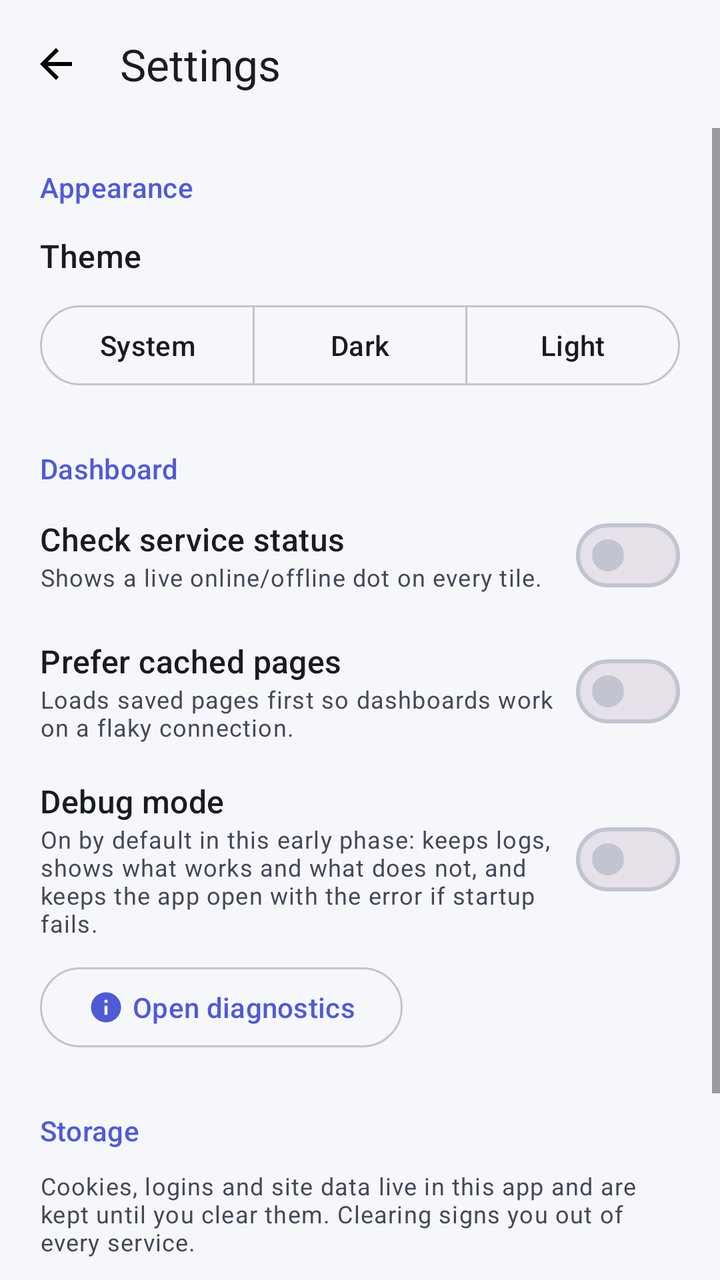
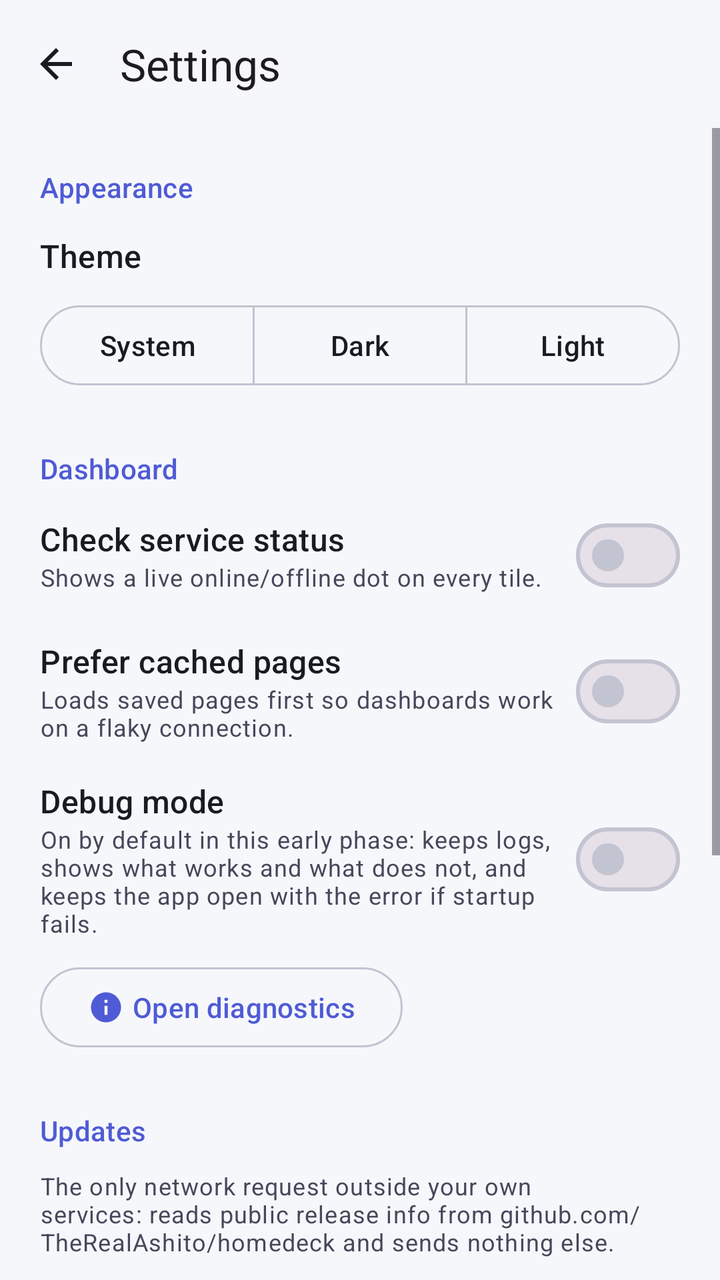

An Android layout rendered at two revisions. The XML below is the earlier revision; the diff shows what the commit changed to produce the second picture.
<!-- AndroidManifest.xml: application theme Theme.Homedeck -->
<!-- res/layout/activity_settings.xml -->
<?xml version="1.0" encoding="utf-8"?>
<LinearLayout xmlns:android="http://schemas.android.com/apk/res/android"
    xmlns:app="http://schemas.android.com/apk/res-auto"
    android:id="@+id/root"
    android:layout_width="match_parent"
    android:layout_height="match_parent"
    android:orientation="vertical">

    <com.google.android.material.appbar.MaterialToolbar
        android:id="@+id/toolbar"
        android:layout_width="match_parent"
        android:layout_height="wrap_content"
        app:navigationContentDescription="Back"
        app:navigationIcon="@drawable/ic_arrow_back"
        app:title="Settings"
        app:titleTextAppearance="?attr/textAppearanceTitleLarge" />

    <ScrollView
        android:layout_width="match_parent"
        android:layout_height="0dp"
        android:layout_weight="1"
        android:fillViewport="true">

        <LinearLayout
            android:layout_width="match_parent"
            android:layout_height="wrap_content"
            android:orientation="vertical"
            android:padding="20dp">

            <TextView
                android:layout_width="wrap_content"
                android:layout_height="wrap_content"
                android:text="Appearance"
                android:textAppearance="?attr/textAppearanceTitleSmall"
                android:textColor="?attr/colorPrimary" />

            <TextView
                android:layout_width="wrap_content"
                android:layout_height="wrap_content"
                android:layout_marginTop="14dp"
                android:text="Theme"
                android:textAppearance="?attr/textAppearanceTitleMedium"
                android:textColor="?attr/colorOnSurface" />

            <com.google.android.material.button.MaterialButtonToggleGroup
                android:id="@+id/themeGroup"
                android:layout_width="match_parent"
                android:layout_height="wrap_content"
                android:layout_marginTop="10dp"
                app:selectionRequired="true"
                app:singleSelection="true">

                <com.google.android.material.button.MaterialButton
                    android:id="@+id/themeSystem"
                    style="@style/Widget.Material3.Button.OutlinedButton"
                    android:layout_width="0dp"
                    android:layout_height="wrap_content"
                    android:layout_weight="1"
                    android:text="System" />

                <com.google.android.material.button.MaterialButton
                    android:id="@+id/themeDark"
                    style="@style/Widget.Material3.Button.OutlinedButton"
                    android:layout_width="0dp"
                    android:layout_height="wrap_content"
                    android:layout_weight="1"
                    android:text="Dark" />

                <com.google.android.material.button.MaterialButton
                    android:id="@+id/themeLight"
                    style="@style/Widget.Material3.Button.OutlinedButton"
                    android:layout_width="0dp"
                    android:layout_height="wrap_content"
                    android:layout_weight="1"
                    android:text="Light" />
            </com.google.android.material.button.MaterialButtonToggleGroup>

            <TextView
                android:layout_width="wrap_content"
                android:layout_height="wrap_content"
                android:layout_marginTop="28dp"
                android:text="Dashboard"
                android:textAppearance="?attr/textAppearanceTitleSmall"
                android:textColor="?attr/colorPrimary" />

            <LinearLayout
                android:layout_width="match_parent"
                android:layout_height="wrap_content"
                android:layout_marginTop="10dp"
                android:gravity="center_vertical"
                android:orientation="horizontal">

                <LinearLayout
                    android:layout_width="0dp"
                    android:layout_height="wrap_content"
                    android:layout_weight="1"
                    android:orientation="vertical">

                    <TextView
                        android:layout_width="wrap_content"
                        android:layout_height="wrap_content"
                        android:text="Check service status"
                        android:textAppearance="?attr/textAppearanceTitleMedium"
                        android:textColor="?attr/colorOnSurface" />

                    <TextView
                        android:layout_width="wrap_content"
                        android:layout_height="wrap_content"
                        android:text="Shows a live online/offline dot on every tile."
                        android:textAppearance="?attr/textAppearanceBodySmall"
                        android:textColor="?attr/colorOnSurfaceVariant" />
                </LinearLayout>

                <com.google.android.material.materialswitch.MaterialSwitch
                    android:id="@+id/statusSwitch"
                    android:layout_width="wrap_content"
                    android:layout_height="wrap_content" />
            </LinearLayout>

            <LinearLayout
                android:layout_width="match_parent"
                android:layout_height="wrap_content"
                android:layout_marginTop="18dp"
                android:gravity="center_vertical"
                android:orientation="horizontal">

                <LinearLayout
                    android:layout_width="0dp"
                    android:layout_height="wrap_content"
                    android:layout_weight="1"
                    android:orientation="vertical">

                    <TextView
                        android:layout_width="wrap_content"
                        android:layout_height="wrap_content"
                        android:text="Prefer cached pages"
                        android:textAppearance="?attr/textAppearanceTitleMedium"
                        android:textColor="?attr/colorOnSurface" />

                    <TextView
                        android:layout_width="wrap_content"
                        android:layout_height="wrap_content"
                        android:text="Loads saved pages first so dashboards work on a flaky connection."
                        android:textAppearance="?attr/textAppearanceBodySmall"
                        android:textColor="?attr/colorOnSurfaceVariant" />
                </LinearLayout>

                <com.google.android.material.materialswitch.MaterialSwitch
                    android:id="@+id/cacheSwitch"
                    android:layout_width="wrap_content"
                    android:layout_height="wrap_content" />
            </LinearLayout>

            <LinearLayout
                android:layout_width="match_parent"
                android:layout_height="wrap_content"
                android:layout_marginTop="18dp"
                android:gravity="center_vertical"
                android:orientation="horizontal">

                <LinearLayout
                    android:layout_width="0dp"
                    android:layout_height="wrap_content"
                    android:layout_weight="1"
                    android:orientation="vertical">

                    <TextView
                        android:layout_width="wrap_content"
                        android:layout_height="wrap_content"
                        android:text="Debug mode"
                        android:textAppearance="?attr/textAppearanceTitleMedium"
                        android:textColor="?attr/colorOnSurface" />

                    <TextView
                        android:layout_width="wrap_content"
                        android:layout_height="wrap_content"
                        android:text="On by default in this early phase: keeps logs, shows what works and what does not, and keeps the app open with the error if startup fails."
                        android:textAppearance="?attr/textAppearanceBodySmall"
                        android:textColor="?attr/colorOnSurfaceVariant" />
                </LinearLayout>

                <com.google.android.material.materialswitch.MaterialSwitch
                    android:id="@+id/debugSwitch"
                    android:layout_width="wrap_content"
                    android:layout_height="wrap_content" />
            </LinearLayout>

            <com.google.android.material.button.MaterialButton
                android:id="@+id/diagnosticsBtn"
                style="@style/Widget.Material3.Button.OutlinedButton"
                android:layout_width="wrap_content"
                android:layout_height="wrap_content"
                android:layout_marginTop="10dp"
                android:text="Open diagnostics"
                app:icon="@drawable/ic_info" />

            <TextView
                android:layout_width="wrap_content"
                android:layout_height="wrap_content"
                android:layout_marginTop="28dp"
                android:text="Storage"
                android:textAppearance="?attr/textAppearanceTitleSmall"
                android:textColor="?attr/colorPrimary" />

            <TextView
                android:layout_width="match_parent"
                android:layout_height="wrap_content"
                android:layout_marginTop="10dp"
                android:text="Cookies, logins and site data live in this app and are kept until you clear them. Clearing signs you out of every service."
                android:textAppearance="?attr/textAppearanceBodySmall"
                android:textColor="?attr/colorOnSurfaceVariant" />

            <com.google.android.material.button.MaterialButton
                android:id="@+id/clearDataBtn"
                style="@style/Widget.Material3.Button.OutlinedButton"
                android:layout_width="wrap_content"
                android:layout_height="wrap_content"
                android:layout_marginTop="10dp"
                android:text="Clear cookies &amp; site data"
                android:textColor="?attr/colorError"
                app:icon="@drawable/ic_delete"
                app:iconTint="?attr/colorError" />

            <TextView
                android:id="@+id/aboutText"
                android:layout_width="match_parent"
                android:layout_height="wrap_content"
                android:layout_marginTop="28dp"
                android:textAppearance="?attr/textAppearanceBodySmall"
                android:textColor="?attr/colorOnSurfaceVariant" />
        </LinearLayout>
    </ScrollView>
</LinearLayout>
<!-- resources referenced by this layout -->
<resources>
  <!-- drawable ic_arrow_back (drawable) -->
  <?xml version="1.0" encoding="utf-8"?>
  <vector xmlns:android="http://schemas.android.com/apk/res/android"
      android:width="24dp"
      android:height="24dp"
      android:viewportWidth="24"
      android:viewportHeight="24">
      <path
          android:fillColor="#FF000000"
          android:pathData="M20,11H7.83l5.59,-5.59L12,4l-8,8l8,8l1.41,-1.41L7.83,13H20V11z" />
  </vector>
  <!-- drawable ic_delete (drawable) -->
  <?xml version="1.0" encoding="utf-8"?>
  <vector xmlns:android="http://schemas.android.com/apk/res/android"
      android:width="24dp"
      android:height="24dp"
      android:viewportWidth="24"
      android:viewportHeight="24">
      <path
          android:fillColor="#FF000000"
          android:pathData="M6,19c0,1.1,0.9,2,2,2h8c1.1,0,2,-0.9,2,-2V7H6V19zM19,4h-3.5l-1,-1h-5l-1,1H5v2h14V4z" />
  </vector>
  <!-- drawable ic_info (drawable) -->
  <?xml version="1.0" encoding="utf-8"?>
  <vector xmlns:android="http://schemas.android.com/apk/res/android"
      android:width="24dp"
      android:height="24dp"
      android:viewportWidth="24"
      android:viewportHeight="24">
      <path
          android:fillColor="#FF000000"
          android:pathData="M12,2C6.48,2,2,6.48,2,12s4.48,10,10,10s10,-4.48,10,-10S17.52,2,12,2z M13,17h-2v-6h2V17z M13,9h-2V7h2V9z" />
  </vector>
  <color name="primary">#4F5BD5</color>
  <color name="on_primary">#FFFFFF</color>
  <color name="primary_container">#DFE2FF</color>
  <color name="on_primary_container">#0A1257</color>
  <color name="secondary">#1F7A6B</color>
  <color name="on_secondary">#FFFFFF</color>
  <color name="secondary_container">#B2F1E2</color>
  <color name="on_secondary_container">#05322B</color>
  <color name="error">#BA1A1A</color>
  <color name="on_error">#FFFFFF</color>
  <color name="background">#F6F7FB</color>
  <color name="on_background">#191B22</color>
  <color name="surface">#FFFFFF</color>
  <color name="on_surface">#191B22</color>
  <color name="surface_variant">#E6E8F1</color>
  <color name="on_surface_variant">#45485A</color>
  <color name="outline">#C2C4D1</color>
  <color name="outline_variant">#DFE1EC</color>
  <!-- unchanged entries left out for length: 1 -->
</resources>

<!-- the commit's change to res/layout/activity_settings.xml (unified diff, before → after) -->
@@ -12,6 +12,7 @@
         android:layout_height="wrap_content"
         app:navigationContentDescription="Back"
         app:navigationIcon="@drawable/ic_arrow_back"
+        app:navigationIconTint="?attr/colorOnSurface"
         app:title="Settings"
         app:titleTextAppearance="?attr/textAppearanceTitleLarge" />
 
@@ -193,6 +194,74 @@
                 android:layout_marginTop="10dp"
                 android:text="Open diagnostics"
                 app:icon="@drawable/ic_info" />
+
+            <TextView
+                android:layout_width="wrap_content"
+                android:layout_height="wrap_content"
+                android:layout_marginTop="28dp"
+                android:text="Updates"
+                android:textAppearance="?attr/textAppearanceTitleSmall"
+                android:textColor="?attr/colorPrimary" />
+
+            <TextView
+                android:layout_width="match_parent"
+                android:layout_height="wrap_content"
+                android:layout_marginTop="10dp"
+                android:text="The only network request outside your own services: reads public release info from github.com/TheRealAshito/homedeck and sends nothing else."
+                android:textAppearance="?attr/textAppearanceBodySmall"
+                android:textColor="?attr/colorOnSurfaceVariant" />
+
+            <LinearLayout
+                android:layout_width="match_parent"
+                android:layout_height="wrap_content"
+                android:layout_marginTop="14dp"
+                android:gravity="center_vertical"
+                android:orientation="horizontal">
+
+                <LinearLayout
+                    android:layout_width="0dp"
+                    android:layout_height="wrap_content"
+                    android:layout_weight="1"
+                    android:orientation="vertical">
+
+                    <TextView
+                        android:layout_width="wrap_content"
+                        android:layout_height="wrap_content"
+                        android:text="Check automatically"
+                        android:textAppearance="?attr/textAppearanceTitleMedium"
+                        android:textColor="?attr/colorOnSurface" />
+
+                    <TextView
+                        android:layout_width="wrap_content"
+                        android:layout_height="wrap_content"
+                        android:text="Off by default. When on, checks at most once a day while the dashboard is open."
+                        android:textAppearance="?attr/textAppearanceBodySmall"
+                        android:textColor="?attr/colorOnSurfaceVariant" />
+                </LinearLayout>
+
+                <com.google.android.material.materialswitch.MaterialSwitch
+                    android:id="@+id/autoUpdateSwitch"
+                    android:layout_width="wrap_content"
+                    android:layout_height="wrap_content" />
+            </LinearLayout>
+
+            <com.google.android.material.button.MaterialButton
+                android:id="@+id/checkUpdateBtn"
+                style="@style/Widget.Material3.Button.OutlinedButton"
+                android:layout_width="wrap_content"
+                android:layout_height="wrap_content"
+                android:layout_marginTop="10dp"
+                android:text="Check for updates"
+                app:icon="@drawable/ic_refresh" />
+
+            <TextView
+                android:id="@+id/updateResultText"
+                android:layout_width="match_parent"
+                android:layout_height="wrap_content"
+                android:layout_marginTop="10dp"
+                android:textAppearance="?attr/textAppearanceBodySmall"
+                android:textColor="?attr/colorOnSurfaceVariant"
+                android:visibility="gone" />
 
             <TextView
                 android:layout_width="wrap_content"
<!-- resource entries referenced after the edit -->
@@ -33,6 +33,17 @@
           android:fillColor="#FF000000"
           android:pathData="M12,2C6.48,2,2,6.48,2,12s4.48,10,10,10s10,-4.48,10,-10S17.52,2,12,2z M13,17h-2v-6h2V17z M13,9h-2V7h2V9z" />
   </vector>
+  <!-- drawable ic_refresh (drawable) -->
+  <?xml version="1.0" encoding="utf-8"?>
+  <vector xmlns:android="http://schemas.android.com/apk/res/android"
+      android:width="24dp"
+      android:height="24dp"
+      android:viewportWidth="24"
+      android:viewportHeight="24">
+      <path
+          android:fillColor="#FF000000"
+          android:pathData="M17.65,6.35C16.2,4.9,14.21,4,12,4c-4.42,0-7.99,3.58-7.99,8s3.57,8,7.99,8c3.73,0,6.84-2.55,7.73-6h-2.08c-0.82,2.33-3.04,4-5.65,4c-3.31,0-6-2.69-6-6s2.69-6,6-6c1.66,0,3.14,0.69,4.22,1.78L13,11h7V4L17.65,6.35z" />
+  </vector>
   <color name="primary">#4F5BD5</color>
   <color name="on_primary">#FFFFFF</color>
   <color name="primary_container">#DFE2FF</color>
